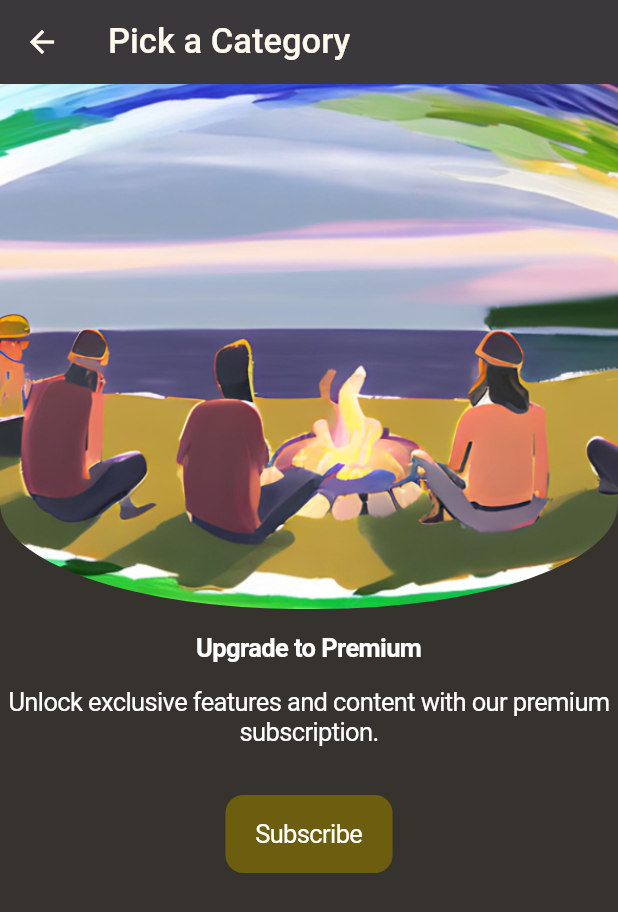
After one commit to yosoybunal/Bonderful-iOS-Repo, a Flutter app: the PaywallScreen screen opened directly, on a phone screen of 412 x 824 dp. The commit adds this screen. Shown: the top 912 px of the screen. Run offline on Flutter 3.47's test engine with Material 2 defaults, Android fonts, the phone set to English and light mode, and no system bars; our stand-ins replace cloud_firestore, firebase_auth, firebase_core, flutter_riverpod, font_awesome_flutter, google_fonts and 1 more; missing offline and left inert: flutter_emoji, purchases_flutter; accounts and stored records are empty; network calls fail; Roboto replaces fonts that are missing (Alef).

Commit message:
new paywall screen

```diff
--- a/lib/main.dart
+++ b/lib/main.dart
@@ -1,5 +1,6 @@
 import 'package:firebase_auth/firebase_auth.dart';
 import 'package:flutter/material.dart';
+import 'package:flutter_riverpod/flutter_riverpod.dart';
 import 'package:herkese_sor/models/purchase_api.dart';
 import 'package:herkese_sor/screens/auth_screen.dart';
 import 'package:firebase_core/firebase_core.dart';
@@ -20,7 +21,9 @@ Future main() async {
     options: DefaultFirebaseOptions.currentPlatform,
   );
   runApp(
-    const MyApp(),
+    const ProviderScope(
+      child: MyApp(),
+    ),
   );
 }
 
--- a/lib/screens/account_settings_screen.dart
+++ b/lib/screens/account_settings_screen.dart
@@ -21,8 +21,13 @@ class AccountSettingsScreen extends StatelessWidget {
         ? Theme.of(context).colorScheme.inversePrimary
         : Theme.of(context).colorScheme.primary;
 
+    final Color appBarColor = MyApp.themeNotifier.value == ThemeMode.dark
+        ? CupertinoColors.secondaryLabel
+        : CupertinoColors.inactiveGray;
+
     return Scaffold(
       appBar: AppBar(
+        backgroundColor: appBarColor,
         title: const Text('Settings'),
       ),
       body: Center(
--- a/lib/screens/how_to_play_screen.dart
+++ b/lib/screens/how_to_play_screen.dart
@@ -1,6 +1,5 @@
 import 'package:flutter/cupertino.dart';
 import 'package:flutter/material.dart';
-import 'package:font_awesome_flutter/font_awesome_flutter.dart';
 import 'package:herkese_sor/main.dart';
 import 'package:herkese_sor/models/cards.dart';
 import 'package:herkese_sor/screens/tabs_screen.dart';
--- /dev/null
+++ b/lib/screens/paywall_screen.dart
@@ -0,0 +1,67 @@
+import 'package:flutter/cupertino.dart';
+import 'package:flutter/material.dart';
+import 'package:herkese_sor/main.dart';
+
+class PaywallScreen extends StatelessWidget {
+  const PaywallScreen({super.key});
+
+  @override
+  Widget build(BuildContext context) {
+    final Color appBarColor = MyApp.themeNotifier.value == ThemeMode.dark
+        ? CupertinoColors.secondaryLabel
+        : CupertinoColors.inactiveGray;
+
+    return
+        // SafeArea(
+        //   child:
+        Scaffold(
+      appBar: AppBar(
+        backgroundColor: appBarColor,
+        title: Text(
+          'Pick a Category',
+          textAlign: TextAlign.center,
+          style: TextStyle(color: Theme.of(context).colorScheme.background),
+        ),
+      ),
+      body: Center(
+        child: Column(
+          mainAxisAlignment: MainAxisAlignment.start,
+          children: [
+            ClipRRect(
+              borderRadius: BorderRadius.only(
+                bottomLeft: Radius.elliptical(200, 70),
+                bottomRight: Radius.elliptical(200, 70),
+              ),
+              child: Container(
+                width: double.infinity,
+                height: 350,
+                child: Image.asset(
+                  'assets/images/paywall_image.png',
+                  fit: BoxFit.fitHeight,
+                ),
+              ),
+            ),
+            SizedBox(height: 16.0),
+            Text(
+              'Upgrade to Premium',
+              style: CupertinoTheme.of(context).textTheme.navTitleTextStyle,
+            ),
+            SizedBox(height: 16.0),
+            Text(
+              'Unlock exclusive features and content with our premium subscription.',
+              style: CupertinoTheme.of(context).textTheme.textStyle,
+              textAlign: TextAlign.center,
+            ),
+            SizedBox(height: 32.0),
+            CupertinoButton.filled(
+              onPressed: () {
+                // Handle the purchase logic here
+              },
+              child: Text('Subscribe'),
+            ),
+          ],
+        ),
+      ),
+    );
+  }
+}
--- a/pubspec.yaml
+++ b/pubspec.yaml
@@ -98,6 +98,7 @@ flutter:
     - assets/images/auth_screen_icon.png
     - assets/images/launcher_icon.png
     - assets/images/logo_png_version.png
+    - assets/images/paywall_image.png
 
 flutter_launcher_icons:
   android: "launcher_icon"
```
Also changed, not shown: lib/screens/category_screen.dart (+62 -53 lines), lib/screens/questions_screen.dart (+8 -2 lines), lib/screens/user_favorites_screen.dart (+4 -3 lines), assets/images/paywall_image.png (added).
